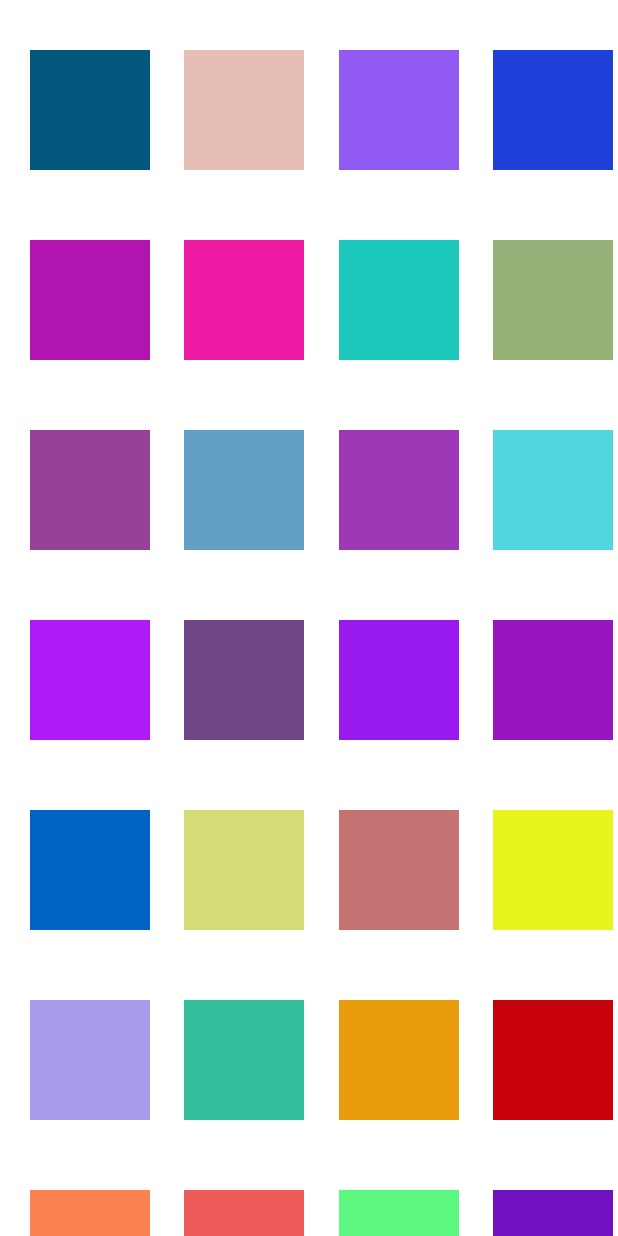
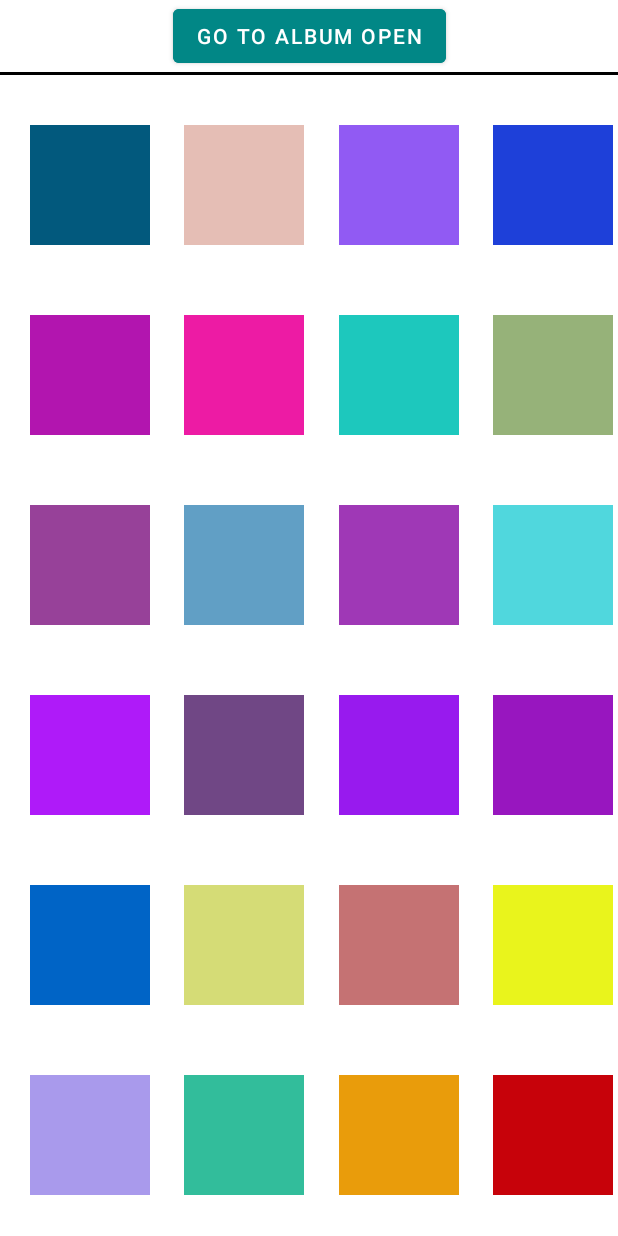
Before and after one commit to hanchang97/kotlin-photos-01, an Android app: the screen it shows after launch (MainActivity), on a phone screen of 412 x 824 dp. Run offline under Robolectric (Android 15) with nearby library versions, the phone set to English and light mode, and no system bars; our stand-ins replace data binding.

Commit message:
refactor : fragment 방식에서 activity 사용으로 수정

```diff
--- a/app/src/main/AndroidManifest.xml
+++ b/app/src/main/AndroidManifest.xml
@@ -13,13 +13,17 @@
         android:theme="@style/Theme.PhotoAlbum">
         <activity
             android:name=".MainActivity"
-            android:exported="true">
+            android:exported="true"
+            android:screenOrientation="portrait">
             <intent-filter>
                 <action android:name="android.intent.action.MAIN" />
 
                 <category android:name="android.intent.category.LAUNCHER" />
             </intent-filter>
         </activity>
+
+        <activity android:name=".AlbumOpenActivity"
+            android:screenOrientation="portrait"/>
     </application>
 
 </manifest>
--- a/app/src/main/java/com/example/photoalbum/MainActivity.kt
+++ b/app/src/main/java/com/example/photoalbum/MainActivity.kt
@@ -1,27 +1,49 @@
 package com.example.photoalbum
 
+import android.content.Intent
 import androidx.appcompat.app.AppCompatActivity
 import android.os.Bundle
 import androidx.activity.viewModels
+import androidx.databinding.DataBindingUtil
 import androidx.fragment.app.FragmentManager
+import androidx.recyclerview.widget.GridLayoutManager
+import com.example.photoalbum.adapter.AdapterGridAlbum
+import com.example.photoalbum.databinding.ActivityMainBinding
+import com.example.photoalbum.decoration.RecyclerDecoration
 
 class MainActivity : AppCompatActivity() {
 
-    private lateinit var fm: FragmentManager
     private val viewModel : AlbumViewModel by viewModels()
+
+    private lateinit var binding : ActivityMainBinding
+    private lateinit var adapterGridAlbum: AdapterGridAlbum
 
     override fun onCreate(savedInstanceState: Bundle?) {
         super.onCreate(savedInstanceState)
-        setContentView(R.layout.activity_main)
-        fm = supportFragmentManager
-        val ft = fm.beginTransaction()
-        ft.replace(R.id.fragment_recycler, RecyclerFragment())
-        ft.commit()
+
+        binding = DataBindingUtil.setContentView(this, R.layout.activity_main)
 
         viewModel.initList() // 리사이클러뷰에 사용할 리스트 초기화
+
+        setBtn()
+        setRecyclerView()
+        viewModel.gridList.observe(this) {
+            adapterGridAlbum.submitList(it)
+        }
     }
 
-    fun moveToOpenAlbumFragment() {
-        fm.beginTransaction().replace(R.id.fragment_recycler, AlbumOpenFragment()).commit()
+    private fun setRecyclerView(){
+            adapterGridAlbum = AdapterGridAlbum()
+            binding.rvRandomRectangle.adapter = adapterGridAlbum
+            binding.rvRandomRectangle.layoutManager = GridLayoutManager(this, 4)
+            binding.rvRandomRectangle.addItemDecoration(RecyclerDecoration(30, 50, 0, 20))
     }
+
+    private fun setBtn(){
+        binding.btnGoToAlbumOpen.setOnClickListener {
+            startActivity(Intent(this, AlbumOpenActivity::class.java))
+        }
+    }
+
+
 }
--- a/app/src/main/java/com/example/photoalbum/RecyclerFragment.kt
+++ /dev/null
@@ -1,63 +0,0 @@
-package com.example.photoalbum
-
-import android.os.Bundle
-import android.util.Log
-import android.view.LayoutInflater
-import android.view.View
-import android.view.ViewGroup
-import androidx.databinding.DataBindingUtil
-import androidx.fragment.app.Fragment
-import androidx.fragment.app.activityViewModels
-import androidx.recyclerview.widget.GridLayoutManager
-import com.example.photoalbum.adapter.AdapterGridAlbum
-import com.example.photoalbum.data.AlbumRectangle
-import com.example.photoalbum.databinding.FragmentRecyclerBinding
-import com.example.photoalbum.decoration.RecyclerDecoration
-
-class RecyclerFragment : Fragment() {
-
-    private lateinit var binding: FragmentRecyclerBinding
-    private lateinit var adapterGridAlbum: AdapterGridAlbum
-
-    private val viewModel: AlbumViewModel by activityViewModels()
-
-    override fun onCreateView(
-        inflater: LayoutInflater, container: ViewGroup?,
-        savedInstanceState: Bundle?
-    ): View? {
-
-        binding =
-            DataBindingUtil.inflate(inflater, R.layout.fragment_recycler, container, false)
-        val view = binding.root
-
-        return view
-    }
-
-    override fun onViewCreated(view: View, savedInstanceState: Bundle?) {
-        super.onViewCreated(view, savedInstanceState)
-
-       // Log.d("AppTest", gridList.toString())
-
-        setRecyclerView()
-
-        viewModel.gridList.observe(viewLifecycleOwner) {
-            adapterGridAlbum.submitList(it)
-        }
-    }
-
-    private fun setRecyclerView() {
-        adapterGridAlbum = AdapterGridAlbum {
-            // 앨범 오픈 프래그먼트로 이동하기를 여기서
-            // viewModel 에 albumRectangle 에  리사이클러뷰에서 선택한 AlbumRectangle을 할당
-            // 앨범오픈 프래그먼트에서는 이 뷰모델의 albumRectangle에 bitmap 을 넣어준다
-            viewModel.selectedIndex = it
-            (activity as MainActivity).moveToOpenAlbumFragment()
-        }
-        binding.rvGridAlbum.adapter = adapterGridAlbum
-        binding.rvGridAlbum.layoutManager = GridLayoutManager(context, 4)
-        //adapterGridAlbum.submitList(gridList)
-        binding.rvGridAlbum.addItemDecoration(RecyclerDecoration(30, 50, 0, 20))
-    }
-
-
-}
--- a/app/src/main/java/com/example/photoalbum/adapter/AdapterGridAlbum.kt
+++ b/app/src/main/java/com/example/photoalbum/adapter/AdapterGridAlbum.kt
@@ -10,9 +10,7 @@ import com.example.photoalbum.data.AlbumRectangle
 import com.example.photoalbum.databinding.ItemGridAlbumBinding
 import com.example.photoalbum.util.MyDiffCallBack
 
-class AdapterGridAlbum(
-    private val selectItem: (Int) -> Unit
-) : ListAdapter<AlbumRectangle, AdapterGridAlbum.MyViewHolder>(MyDiffCallBack) {
+class AdapterGridAlbum() : ListAdapter<AlbumRectangle, AdapterGridAlbum.MyViewHolder>(MyDiffCallBack) {
 
     class MyViewHolder(val binding: ItemGridAlbumBinding) : RecyclerView.ViewHolder(binding.root) {
 
@@ -32,9 +30,6 @@ class AdapterGridAlbum(
 
     override fun onBindViewHolder(holder: MyViewHolder, position: Int) {
         holder.bind(getItem(position))
-        holder.binding.root.setOnClickListener {
-            selectItem.invoke(position)
-        }
     }
 
 
--- a/app/src/main/res/layout/fragment_album_open.xml
+++ b/app/src/main/res/layout/activity_album_open.xml
@@ -1,7 +1,8 @@
 <?xml version="1.0" encoding="utf-8"?>
 <layout xmlns:app="http://schemas.android.com/apk/res-auto">
 
-    <androidx.constraintlayout.widget.ConstraintLayout xmlns:android="http://schemas.android.com/apk/res/android"
+    <androidx.constraintlayout.widget.ConstraintLayout
+        xmlns:android="http://schemas.android.com/apk/res/android"
         android:layout_width="match_parent"
         android:layout_height="match_parent">
 
--- a/app/src/main/res/layout/activity_main.xml
+++ b/app/src/main/res/layout/activity_main.xml
@@ -8,14 +8,31 @@
         android:layout_height="match_parent"
         tools:context=".MainActivity">
 
-        <androidx.fragment.app.FragmentContainerView
-            android:id="@+id/fragment_recycler"
+        <com.google.android.material.button.MaterialButton
+            android:id="@+id/btnGoToAlbumOpen"
+            android:layout_width="wrap_content"
+            android:layout_height="wrap_content"
+            app:layout_constraintStart_toStartOf="parent"
+            app:layout_constraintEnd_toEndOf="parent"
+            app:layout_constraintTop_toTopOf="parent"
+            android:text="@string/btn_main_text"
+            android:backgroundTint="@color/teal_700"/>
+
+        <View
+            android:id="@+id/view_divider"
             android:layout_width="match_parent"
-            android:layout_height="match_parent"
-            app:layout_constraintBottom_toBottomOf="parent"
+            android:layout_height="2dp"
+            android:background="@color/black"
+            app:layout_constraintTop_toBottomOf="@id/btnGoToAlbumOpen"/>
+
+        <androidx.recyclerview.widget.RecyclerView
+            android:id="@+id/rvRandomRectangle"
+            android:layout_width="0dp"
+            android:layout_height="0dp"
+            app:layout_constraintStart_toStartOf="parent"
             app:layout_constraintEnd_toEndOf="parent"
-            app:layout_constraintStart_toStartOf="parent"
-            app:layout_constraintTop_toTopOf="parent" />
+            app:layout_constraintTop_toBottomOf="@id/view_divider"
+            app:layout_constraintBottom_toBottomOf="parent"/>
 
     </androidx.constraintlayout.widget.ConstraintLayout>
 </layout>
--- a/app/src/main/res/layout/fragment_recycler.xml
+++ /dev/null
@@ -1,21 +0,0 @@
-<?xml version="1.0" encoding="utf-8"?>
-<layout xmlns:android="http://schemas.android.com/apk/res/android"
-    xmlns:app="http://schemas.android.com/apk/res-auto"
-    xmlns:tools="http://schemas.android.com/tools">
-
-    <androidx.constraintlayout.widget.ConstraintLayout
-        android:layout_width="match_parent"
-        android:layout_height="match_parent"
-        tools:context=".RecyclerFragment">
-
-        <androidx.recyclerview.widget.RecyclerView
-            android:id="@+id/rv_grid_album"
-            android:layout_width="0dp"
-            android:layout_height="0dp"
-            app:layout_constraintBottom_toBottomOf="parent"
-            app:layout_constraintEnd_toEndOf="parent"
-            app:layout_constraintStart_toStartOf="parent"
-            app:layout_constraintTop_toTopOf="parent" />
-
-    </androidx.constraintlayout.widget.ConstraintLayout>
-</layout>
--- a/app/src/main/res/values/strings.xml
+++ b/app/src/main/res/values/strings.xml
@@ -3,4 +3,5 @@
     <!-- TODO: Remove or change this placeholder text -->
     <string name="hello_blank_fragment">Hello blank fragment</string>
     <string name="description_open_album">OPEN ALBUM</string>
+    <string name="btn_main_text">GO TO ALBUM OPEN</string>
 </resources>
```
Also changed, not shown: app/src/main/java/com/example/photoalbum/AlbumOpenActivity.kt (added, +72 -0 lines), app/src/main/java/com/example/photoalbum/AlbumOpenFragment.kt (deleted, +0 -86 lines).
